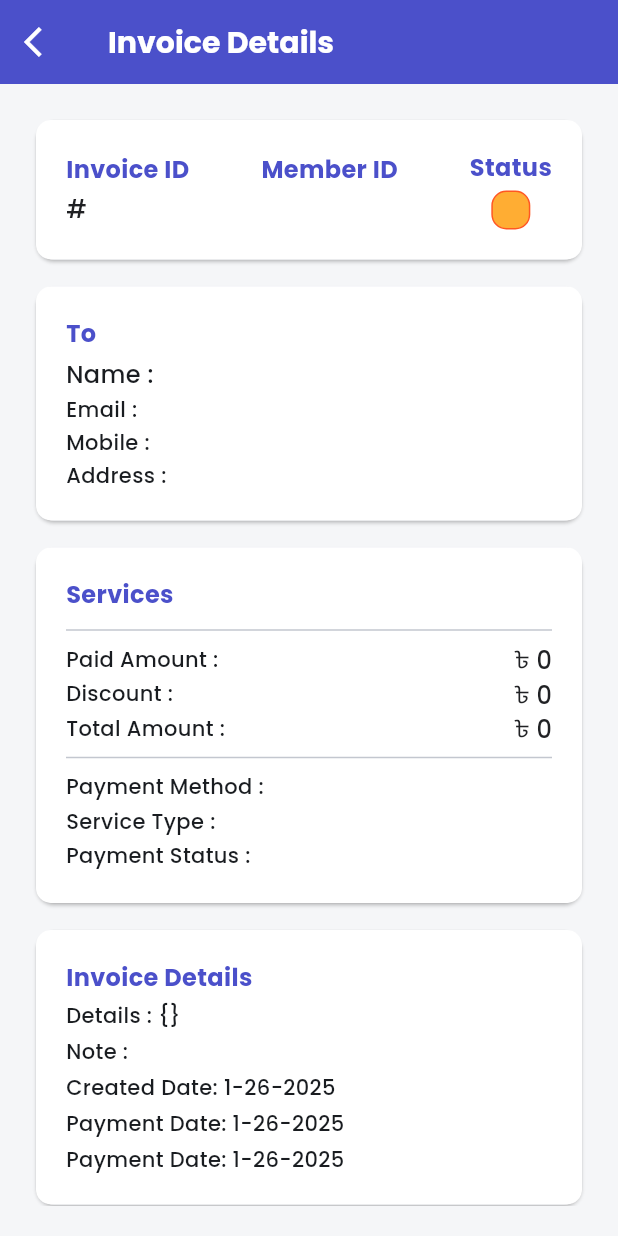
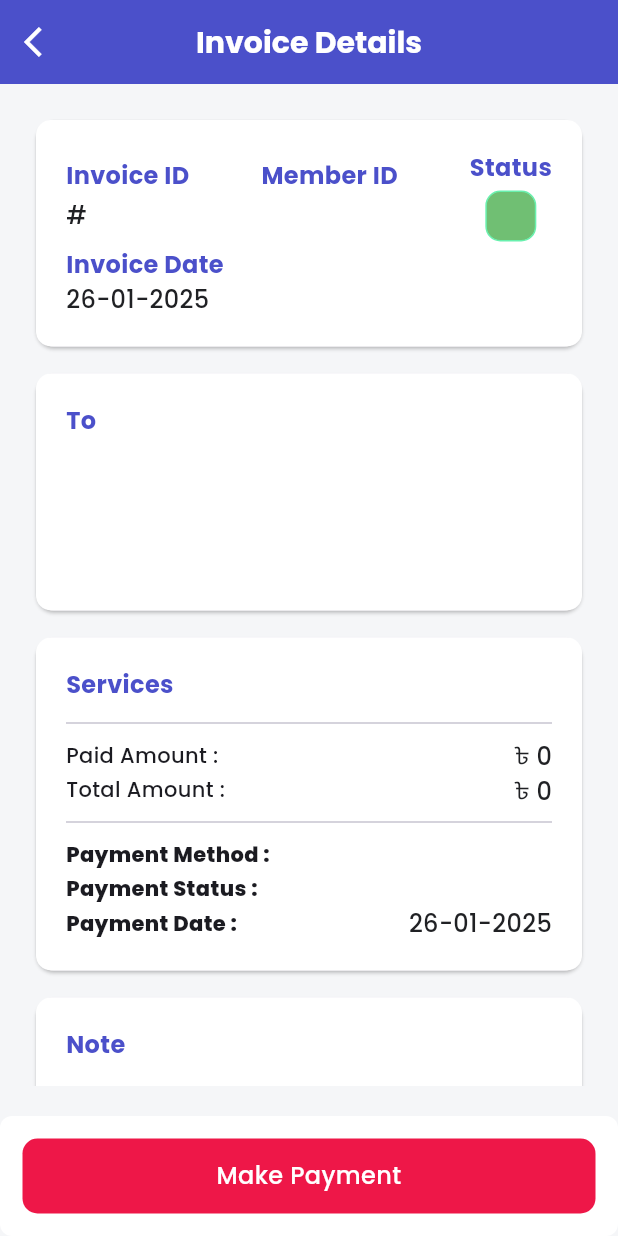
Before and after one commit to Prant0/chandrima_real_estate, a Flutter app: the InvoiceDetails screen opened directly with empty values, on a phone screen of 412 x 824 dp. Run offline on Flutter 3.47's test engine with Material 3 defaults, Android fonts, the phone set to English and light mode, and no system bars; our stand-ins replace cached_network_image, carousel_slider, dropdown_button2, flutter_svg, flutter_tabler_icons, fluttertoast and 4 more; accounts and stored records are empty.

```diff
--- a/lib/common/widgets/custom_button.dart
+++ b/lib/common/widgets/custom_button.dart
@@ -28,12 +28,13 @@ class CustomButton extends StatelessWidget {
         margin: margin,
         decoration: BoxDecoration(
           borderRadius: BorderRadius.circular(10),
-          gradient: const LinearGradient(
+          color: color,
+          /*gradient: const LinearGradient(
             colors: [
               AppColors.primary,
               AppColors.secondary,
             ],
-          ),
+          ),*/
         ),
         child: Center(
           child: isLoading ? Row(mainAxisAlignment: MainAxisAlignment.center, children: [
--- a/lib/common/widgets/custom_card.dart
+++ b/lib/common/widgets/custom_card.dart
@@ -16,7 +16,7 @@ class CustomCard extends StatelessWidget {
       decoration: BoxDecoration(
         color: AppColors.white,
         borderRadius: BorderRadius.circular(Dimensions.radiusEight),
-        boxShadow: const [BoxShadow(color: Colors.black12, spreadRadius: 1, blurRadius: 5)],
+        //boxShadow: const [BoxShadow(color: Colors.black12, spreadRadius: 1, blurRadius: 5)],
       ),
       child: child,
     );
--- a/lib/features/invoice/screens/invoice_details.dart
+++ b/lib/features/invoice/screens/invoice_details.dart
@@ -1,3 +1,5 @@
+import 'package:chandrima_real_estate/common/widgets/custom_button.dart';
+import 'package:chandrima_real_estate/common/widgets/custom_card.dart';
 import 'package:chandrima_real_estate/features/profile/controller/profile_controller.dart';
 import 'package:chandrima_real_estate/features/profile/models/UserInvoiceModel.dart';
 import 'package:chandrima_real_estate/utils/app_color.dart';
@@ -22,10 +24,14 @@ class InvoiceDetails extends StatelessWidget {
             Navigator.pop(context);
           },
         ),
+        centerTitle: true,
         title: Text('Invoice Details',style: poppinsBold.copyWith(fontSize: Dimensions.fontSizeTwenty,color: Colors.white),),
         backgroundColor: AppColors.purpleColor,
       ),
-      body: Container(
+      body: Column(
+        children: [
+          Expanded(
+            child: Padding(
               padding: EdgeInsets.all(Dimensions.paddingSizeTwenty),
               child: SingleChildScrollView(
                 child: Column(
@@ -37,7 +43,10 @@ class InvoiceDetails extends StatelessWidget {
                           borderRadius: BorderRadius.circular(Dimensions.radiusTen),
                         ),
                         padding: EdgeInsets.all(Dimensions.paddingSizeTwenty),
-                  child: Row(
+                        child: Column(
+                          crossAxisAlignment: CrossAxisAlignment.start,
+                          children: [
+                            Row(
                                mainAxisAlignment: MainAxisAlignment.spaceBetween,
                               children: [
                                 Column(
@@ -63,17 +72,24 @@ class InvoiceDetails extends StatelessWidget {
                                     Text('Status', style: poppinsBold.copyWith(fontSize: Dimensions.fontSizeSixteen,color: AppColors.purpleColor)),
                                     SizedBox(height: 4,),
                                     Container(
-                            padding: EdgeInsets.symmetric(horizontal: 12, vertical: 2),
+                                      padding: EdgeInsets.symmetric(horizontal: 16, vertical: 6),
                                       decoration: BoxDecoration(
-                              color: Colors.orange.withOpacity(0.8),
+                                        color: Colors.green.withOpacity(0.8),
                                         borderRadius: BorderRadius.circular(Dimensions.radiusTen),
-                              border: Border.all(color: Colors.deepOrange,width: 1),
+                                        border: Border.all(color: Colors.greenAccent,width: 1),
                                       ),
-                            child: Text('${userInvoice.paymentStatus}', style: poppinsMedium.copyWith(fontSize: Dimensions.fontSizeFourteen,color: Colors.white)),
+                                      child: Text('${userInvoice.paymentStatus}'.toUpperCase(), style: poppinsMedium.copyWith(fontSize: Dimensions.fontSizeFourteen,color: Colors.white,)),
                                     ),
                                   ],
                                 ),
 
+
+                              ],
+                            ),
+
+                            SizedBox(height: 4,),
+                            Text('Invoice Date ',style: poppinsBold.copyWith(fontSize: Dimensions.fontSizeSixteen,color: AppColors.purpleColor)),
+                            Text('${DateFormat('d-MM-yyyy').format(DateTime.parse(userInvoice.createdAt.toString()))}', style: poppinsMedium.copyWith(fontSize: Dimensions.fontSizeSixteen,color: AppColors.textColor)),
 
                           ],
                         ),
@@ -96,14 +112,14 @@ class InvoiceDetails extends StatelessWidget {
                               children: [
                                 Text('To', style: poppinsBold.copyWith(fontSize: Dimensions.fontSizeSixteen,color: AppColors.purpleColor)),
                                 SizedBox(height: 4,),
-                          Text("Name : ${profileController.profileDetails?.data?.member?.name ?? ''}", style: poppinsMedium.copyWith(fontSize: Dimensions.fontSizeSixteen,  )),
+                                Text("${profileController.profileDetails?.data?.member?.name ?? ''}", style: poppinsMedium.copyWith(fontSize: Dimensions.fontSizeSixteen,fontWeight: FontWeight.w700  )),
                                 SizedBox(height: 2,),
-                          Text("Email : ${profileController.profileDetails?.data?.member?.email ?? ''}", style: poppinsMedium  ),
+                                Text("${profileController.profileDetails?.data?.member?.mobile ?? ''}", style: poppinsMedium ),
                                 SizedBox(height: 2,),
-                          Text("Mobile : ${profileController.profileDetails?.data?.member?.mobile ?? ''}", style: poppinsMedium ),
+                                Text("${profileController.profileDetails?.data?.member?.permanentAddress ?? ''}", style: poppinsMedium ),
                                 SizedBox(height: 2,),
-                          Text("Address : ${profileController.profileDetails?.data?.member?.permanentAddress ?? ''}", style: poppinsMedium ),
-
+                                Text("${profileController.profileDetails?.data?.member?.email ?? ''}", style: poppinsMedium  ),
+                                SizedBox(height: 2,),
                               ],
                             ),
                           ),
@@ -137,7 +153,9 @@ class InvoiceDetails extends StatelessWidget {
                                 ],
                               )).toList(),
                             ),
-                      Divider(),
+                            Divider(
+                              height: 20,
+                            ),
                             Row(
                               mainAxisAlignment: MainAxisAlignment.spaceBetween,
                               children: [
@@ -145,13 +163,13 @@ class InvoiceDetails extends StatelessWidget {
                                 Text('৳ ${userInvoice.paidAmount}', style: poppinsMedium.copyWith(fontSize: Dimensions.fontSizeSixteen,color: AppColors.textColor)),
                               ],
                             ),
-                      Row(
+                           /* Row(
                               mainAxisAlignment: MainAxisAlignment.spaceBetween,
                               children: [
                                 Text('Discount :', style: poppinsMedium.copyWith( )),
                                 Text('৳ ${userInvoice.discount??"N/A"}', style: poppinsMedium.copyWith(fontSize: Dimensions.fontSizeSixteen,color: AppColors.textColor)),
                               ],
-                      ),
+                            ),*/
                             Row(
                               mainAxisAlignment: MainAxisAlignment.spaceBetween,
                               children: [
@@ -159,24 +177,32 @@ class InvoiceDetails extends StatelessWidget {
                                 Text('৳ ${userInvoice.totalAmount}', style: poppinsMedium.copyWith(fontSize: Dimensions.fontSizeSixteen,color: AppColors.textColor)),
                               ],
                             ),
-                      Divider(),
+                            Divider(
+                              height: 20,
+                            ),
                             Row(
                               mainAxisAlignment: MainAxisAlignment.spaceBetween,
                               children: [
-                          Text('Payment Method :', style: poppinsMedium.copyWith( )),
+                                Text('Payment Method :', style: poppinsMedium.copyWith(fontWeight: FontWeight.w800 )),
                                 Text('${userInvoice.paymentMethod}', style: poppinsMedium.copyWith(fontSize: Dimensions.fontSizeSixteen,color: AppColors.textColor)),
                               ],
-                      ),Row(
+                            ),/*Row(
                               mainAxisAlignment: MainAxisAlignment.spaceBetween,
                               children: [
                                 Text('Service Type :', style: poppinsMedium.copyWith( )),
                                 Text('${userInvoice.serviceType??"N/A"}', style: poppinsMedium.copyWith(fontSize: Dimensions.fontSizeSixteen,color: AppColors.textColor)),
                               ],
+                            ),*/Row(
+                              mainAxisAlignment: MainAxisAlignment.spaceBetween,
+                              children: [
+                                Text('Payment Status :', style: poppinsMedium.copyWith(fontWeight: FontWeight.w800 )),
+                                Text('${userInvoice.paymentStatus}', style: poppinsMedium.copyWith(fontSize: Dimensions.fontSizeSixteen,color: AppColors.textColor)),
+                              ],
                             ),Row(
                               mainAxisAlignment: MainAxisAlignment.spaceBetween,
                               children: [
-                          Text('Payment Status :', style: poppinsMedium.copyWith( )),
-                          Text('${userInvoice.paymentStatus}', style: poppinsMedium.copyWith(fontSize: Dimensions.fontSizeSixteen,color: AppColors.textColor)),
+                                Text('Payment Date :', style: poppinsMedium.copyWith(fontWeight: FontWeight.w800 )),
+                                Text('${DateFormat('d-MM-yyyy').format(DateTime.parse(userInvoice.paymentDate.toString()))}', style: poppinsMedium.copyWith(fontSize: Dimensions.fontSizeSixteen,color: AppColors.textColor)),
                               ],
                             ),
                           ],
@@ -184,7 +210,7 @@ class InvoiceDetails extends StatelessWidget {
                       ),
                     ),
                     SizedBox(height: 10,),
-              Card(
+                    userInvoice.note==null? SizedBox(): Card(
                       child: Container(
                         width: double.infinity,
                         decoration: BoxDecoration(
@@ -195,16 +221,13 @@ class InvoiceDetails extends StatelessWidget {
                         child: Column(
                           crossAxisAlignment: CrossAxisAlignment.start,
                           children: [
-                      Text('Invoice Details', style: poppinsBold.copyWith(fontSize: Dimensions.fontSizeSixteen,color: AppColors.purpleColor)),
+                            Text('Note', style: poppinsBold.copyWith(fontSize: Dimensions.fontSizeSixteen,color: AppColors.purpleColor)),
                             SizedBox(height: 4,),
-                      Text('Details : ${userInvoice.paymentDetails??"N/A"}', style: poppinsMedium.copyWith( )),
+                            /*Text('Details : ${userInvoice.paymentDetails??"N/A"}', style: poppinsMedium.copyWith( )),
+                            SizedBox(height: 4,),*/
+                            Text('${userInvoice.note??""}', style: poppinsMedium.copyWith( )),
                             SizedBox(height: 4,),
-                      Text('Note : ${userInvoice.note??"N/A"}', style: poppinsMedium.copyWith( )),
-                      SizedBox(height: 4,),
-                      Text('Created Date: ${DateFormat('M-d-yyyy').format(DateTime.parse(userInvoice.createdAt.toString()))}', style: poppinsMedium),
-                      SizedBox(height: 4,),
-                      Text('Payment Date: ${DateFormat('M-d-yyyy').format(DateTime.parse(userInvoice.createdAt.toString()))}', style: poppinsMedium),
-                      SizedBox(height: 4,),
+
                             Text('Payment Date: ${DateFormat('M-d-yyyy').format(DateTime.parse(userInvoice.paymentDate.toString()))}', style: poppinsMedium),
 
                           ],
@@ -215,6 +238,20 @@ class InvoiceDetails extends StatelessWidget {
                 ),
               ),
             ),
+          ),
+          CustomCard(
+            padding: Dimensions.paddingSizeFifteen,
+            child: CustomButton(
+              color:Color(0xffEE1748),
+              //isLoading: profileController.isLoading,
+              buttonText: 'Make Payment',
+              onPressed: () {
+
+              },
+            ),
+          ),
+        ],
+      ),
     );
   }
 }
--- a/lib/features/profile/screens/profile_screen.dart
+++ b/lib/features/profile/screens/profile_screen.dart
@@ -19,10 +19,11 @@ class _ProfileScreenState extends State<ProfileScreen> {
     return DefaultTabController(
       length: 7, // Number of tabs
       child: Scaffold(
+        backgroundColor: AppColors.background,
         appBar: AppBar(
           toolbarHeight: 10,
           automaticallyImplyLeading: false,
-          backgroundColor: AppColors.secondary,
+          backgroundColor: AppColors.purpleColor,
           bottom: TabBar(
             tabAlignment: TabAlignment.start,
             isScrollable: true,
--- a/lib/features/profile/widgets/general_info_tab.dart
+++ b/lib/features/profile/widgets/general_info_tab.dart
@@ -65,9 +65,8 @@ class GeneralInfoTab extends StatelessWidget {
 
             CustomCard(
               child: Column(children: [
-                BuildDetailsRow(title: 'Member ID', value: member.memberType),
+                BuildDetailsRow(title: 'ID', value: member.memberType),
                 BuildDetailsRow(title: 'Member Name', value: member.name),
-                BuildDetailsRow(title: 'Gender', value: member.gender),
                 BuildDetailsRow(title: 'Mobile', value: member.mobile),
                 BuildDetailsRow(title: 'Email', value: member.email),
 
--- a/lib/utils/app_color.dart
+++ b/lib/utils/app_color.dart
@@ -2,7 +2,7 @@ import 'package:flutter/material.dart';
 
 class AppColors {
   AppColors._();
-  static const Color primary = Color(0xff1990eb);
+  static const Color primary = Color(0xff4B50CA);
   static const Color secondary = Color(0xff52aaf7);
   static const Color white = Color(0xffffffff);
   static const Color black = Color(0xff000000);
```
Also changed, not shown: pubspec.lock. Lines whose indentation alone changed are shown as unchanged.
